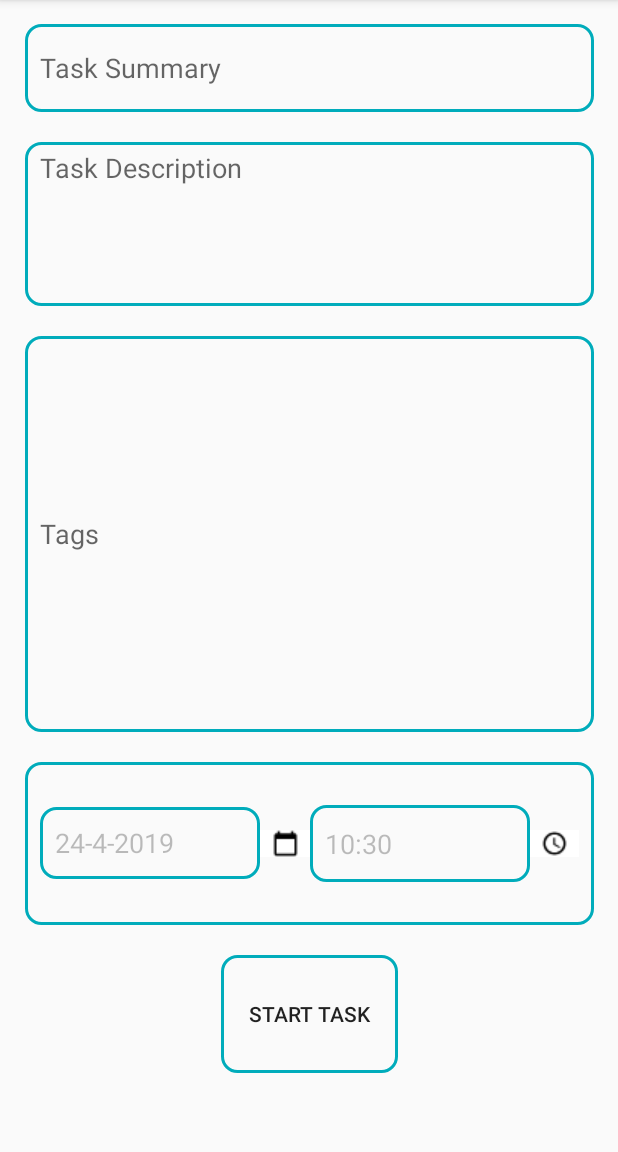
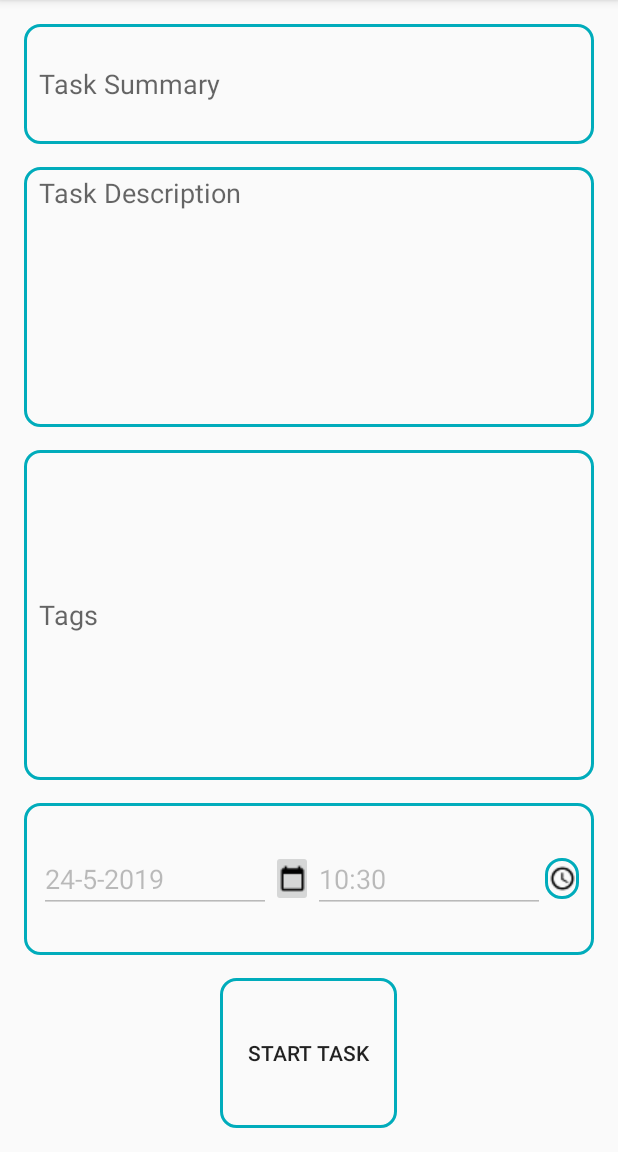
Before and after one commit to vvs29/kaalaha, an Android app: the screen it shows after launch (TimeLoggerActivity), on a phone screen of 412 x 824 dp, the part 84-1236 px from its top. Run offline under Robolectric (Android 15) with nearby library versions, the phone set to English and light mode, and no system bars.

Commit message:
* Changed minimum version of SDK version to API 26 (oreo 8) * Used LocalDateTime instead of Calendar to fetch current time and date * Added Styles - to access common content from single style and update in single line if needed in future

```diff
--- a/app/build.gradle
+++ b/app/build.gradle
@@ -4,7 +4,7 @@ android {
     compileSdkVersion 28
     defaultConfig {
         applicationId "com.example.dailytaskmanager"
-        minSdkVersion 15
+        minSdkVersion 26
         targetSdkVersion 28
         versionCode 1
         versionName "1.0"
--- a/app/src/main/java/com/example/dailytaskmanager/TimeLoggerActivity.java
+++ b/app/src/main/java/com/example/dailytaskmanager/TimeLoggerActivity.java
@@ -2,7 +2,9 @@ package com.example.dailytaskmanager;
 
 import android.support.v7.app.AppCompatActivity;
 import android.os.Bundle;
-import java.util.Calendar;
+import java.time.LocalDate;
+import java.time.LocalDateTime;
+import java.time.LocalTime;
 
 import android.view.View;
 import android.widget.DatePicker;
@@ -16,7 +18,9 @@ public class TimeLoggerActivity extends AppCompatActivity implements View.OnClic
 
     ImageButton btnDatePicker, btnTimePicker;
     EditText dateText, timeText;
-    private int mYear, mMonth, mDay, mHour, mMinute;
+    LocalDateTime currentDateTime;
+    LocalDate today;
+    LocalTime time_now;
 
     @Override
     protected void onCreate(Bundle savedInstanceState) {
@@ -31,9 +35,12 @@ public class TimeLoggerActivity extends AppCompatActivity implements View.OnClic
         dateText.setEnabled(false);
         timeText.setEnabled(false);
 
-        Calendar c = Calendar.getInstance();
-        dateText.setText(c.get(Calendar.DAY_OF_MONTH) +"-"+c.get(Calendar.MONTH)+"-"+c.get(Calendar.YEAR));
-        timeText.setText(c.get(Calendar.HOUR_OF_DAY) + ":" + c.get(Calendar.MINUTE));
+        currentDateTime = LocalDateTime.now();
+        today = currentDateTime.toLocalDate();
+        time_now = currentDateTime.toLocalTime();
+
+        dateText.setText(today.getDayOfMonth()+"-"+today.getMonthValue()+"-"+today.getYear());
+        timeText.setText(time_now.getHour()+":"+time_now.getMinute());
 
         btnTimePicker.setOnClickListener(this);
         btnDatePicker.setOnClickListener(this);
@@ -43,30 +50,21 @@ public class TimeLoggerActivity extends AppCompatActivity implements View.OnClic
     public void onClick(View v)
     {
         if(v == btnDatePicker) {
-            final Calendar c = Calendar.getInstance();
-            mDay = c.get(Calendar.DAY_OF_MONTH);
-            mMonth = c.get(Calendar.MONTH);
-            mYear = c.get(Calendar.YEAR);
-
             DatePickerDialog datePickerDialog = new DatePickerDialog(this, new DatePickerDialog.OnDateSetListener() {
                 @Override
                 public void onDateSet(DatePicker view, int year, int month, int dayOfMonth) {
                     dateText.setText(dayOfMonth + "-"+month+"-"+year);
                 }
-            },mYear,mMonth,mDay);
+            },today.getYear(),today.getMonthValue(),today.getDayOfMonth());
             datePickerDialog.show();
 
         } else if (v == btnTimePicker) {
-            final Calendar c = Calendar.getInstance();
-            mHour = c.get(Calendar.HOUR_OF_DAY);
-            mMinute = c.get(Calendar.MINUTE);
-
             TimePickerDialog timePickerDialog = new TimePickerDialog(this, new TimePickerDialog.OnTimeSetListener() {
                 @Override
                 public void onTimeSet(TimePicker view, int hourOfDay, int minute) {
                     timeText.setText(hourOfDay + ":" + minute);
                 }
-            },mHour,mMinute,false);
+            },time_now.getHour(),time_now.getMinute(),false);
             timePickerDialog.show();
         }
     }
--- a/app/src/main/res/layout/activity_timelogger.xml
+++ b/app/src/main/res/layout/activity_timelogger.xml
@@ -4,16 +4,12 @@
     xmlns:tools="http://schemas.android.com/tools"
     android:layout_width="match_parent"
     android:layout_height="match_parent"
-    tools:context=".TimeLoggerActivity">
-
-<android.support.constraint.ConstraintLayout
-    android:layout_width="match_parent"
-    android:layout_height="match_parent"
+    android:fillViewport="true"
     tools:context=".TimeLoggerActivity">
 
     <LinearLayout
-        android:layout_width="379dp"
-        android:layout_height="699dp"
+        android:layout_width="match_parent"
+        android:layout_height="match_parent"
         android:layout_marginStart="16dp"
         android:layout_marginLeft="16dp"
         android:layout_marginTop="16dp"
@@ -30,101 +26,59 @@
 
         <EditText
             android:id="@+id/timeLoggerTaskId"
-            android:layout_width="match_parent"
-            android:layout_height="wrap_content"
-            android:layout_marginBottom="20dp"
+            style="@style/editTextStyle"
             android:layout_weight="1"
-            android:background="@drawable/round_bordered_button"
-            android:ems="10"
             android:hint="@string/Task"
-            android:inputType="textPersonName"
-            tools:layout_editor_absoluteX="16dp"
-            tools:layout_editor_absoluteY="29dp" />
+            android:inputType="textPersonName"/>
 
         <EditText
             android:id="@+id/timeLoggerTaskDescId"
-            android:layout_width="match_parent"
-            android:layout_height="wrap_content"
-            android:layout_marginBottom="20dp"
+            style="@style/editTextStyle"
             android:layout_weight="3"
-            android:background="@drawable/round_bordered_button"
-            android:ems="10"
             android:gravity="start|top"
             android:hint="@string/TaskDescription"
-            android:inputType="textMultiLine"
-            android:password="true"
-            tools:layout_editor_absoluteX="16dp"
-            tools:layout_editor_absoluteY="97dp" />
+            android:inputType="textPersonName"/>
 
         <EditText
             android:id="@+id/timeLoggerTagId"
-            android:layout_width="match_parent"
-            android:layout_height="164dp"
-            android:layout_marginBottom="20dp"
+            style="@style/editTextStyle"
             android:layout_weight="4"
-            android:background="@drawable/round_bordered_button"
-            android:ems="10"
             android:hint="@string/Tags"
-            android:inputType="textPersonName"
-            tools:layout_editor_absoluteX="16dp"
-            tools:layout_editor_absoluteY="178dp" />
+            android:inputType="textPersonName"/>
 
         <LinearLayout
-            android:layout_width="match_parent"
-            android:layout_height="83dp"
+            style="@style/horizontalLinearLayoutStyle"
             android:layout_weight="1"
-            android:orientation="horizontal"
-            android:layout_marginBottom="20dp"
-            android:background="@drawable/round_bordered_button">
+            android:orientation="horizontal">
 
             <EditText
                 android:id="@+id/timeLoggerDateDisplayId"
-                android:layout_width="wrap_content"
-                android:layout_height="48dp"
-                android:layout_gravity="center_vertical"
-                android:layout_weight="1"
-                android:background="@drawable/round_bordered_button"
+                style="@style/horizontalLinearViewsLayoutStyle"
+                android:layout_weight=".40"
                 android:ems="10"
                 android:enabled="true"
-                android:inputType="time"
-                tools:layout_editor_absoluteX="186dp"
-                tools:layout_editor_absoluteY="310dp" />
+                android:inputType="time"/>
 
             <ImageButton
                 android:id="@+id/timeLoggerDateButtonId"
-                android:layout_width="100dp"
-                android:layout_height="wrap_content"
-                android:layout_gravity="center_vertical"
-                android:layout_weight="1"
-                android:background="#ffffff"
+                style="@style/horizontalLinearViewsLayoutStyle"
+                android:layout_weight=".10"
                 android:onClick="onClick"
-                app:srcCompat="@drawable/calendar_black"
-                tools:layout_editor_absoluteX="293dp"
-                tools:layout_editor_absoluteY="296dp" />
+                app:srcCompat="@drawable/calendar_black"/>
 
             <EditText
                 android:id="@+id/timeLoggerTimeDisplayId"
-                android:layout_width="wrap_content"
-                android:layout_height="51dp"
-                android:layout_gravity="center_vertical"
-                android:layout_weight="1"
-                android:background="@drawable/round_bordered_button"
+                style="@style/horizontalLinearViewsLayoutStyle"
+                android:layout_weight=".40"
                 android:ems="10"
-                android:inputType="date"
-                tools:layout_editor_absoluteX="16dp"
-                tools:layout_editor_absoluteY="321dp" />
+                android:inputType="date"/>
 
             <ImageButton
                 android:id="@+id/timeLoggerTimeButtonId"
-                android:layout_width="100dp"
-                android:layout_height="wrap_content"
-                android:layout_gravity="center_vertical"
-                android:layout_weight="1"
-                android:background="#ffffff"
+                style="@style/buttonStyle"
+                android:layout_weight="0.10"
                 android:onClick="onClick"
-                app:srcCompat="@drawable/time_black"
-                tools:layout_editor_absoluteX="112dp"
-                tools:layout_editor_absoluteY="296dp" />
+                app:srcCompat="@drawable/time_black"/>
         </LinearLayout>
 
         <Button
@@ -138,5 +92,4 @@
             tools:layout_editor_absoluteX="147dp"
             tools:layout_editor_absoluteY="606dp" />
     </LinearLayout>
-</android.support.constraint.ConstraintLayout>
 </ScrollView>
--- a/app/src/main/res/values/styles.xml
+++ b/app/src/main/res/values/styles.xml
@@ -8,4 +8,32 @@
         <item name="colorAccent">@color/colorAccent</item>
     </style>
 
+    <style name="editTextStyle">
+        <item name="android:background">@drawable/round_bordered_button</item>
+        <item name="android:layout_marginBottom">15dp</item>
+        <item name="android:layout_height">wrap_content</item>
+        <item name="android:layout_width">match_parent</item>
+        <item name="android:ems">10</item>
+    </style>
+
+    <style name="horizontalLinearLayoutStyle">
+        <item name="android:background">@drawable/round_bordered_button</item>
+        <item name="android:layout_marginBottom">15dp</item>
+        <item name="android:layout_height">wrap_content</item>
+        <item name="android:layout_width">match_parent</item>
+    </style>
+
+    <style name="horizontalLinearViewsLayoutStyle">
+        <item name="android:layout_width">wrap_content</item>
+        <item name="android:layout_height">wrap_content</item>
+        <item name="android:layout_gravity">center_vertical</item>
+    </style>
+
+    <style name="buttonStyle">
+        <item name="android:background">@drawable/round_bordered_button</item>
+        <item name="android:layout_height">wrap_content</item>
+        <item name="android:layout_width">wrap_content</item>
+        <item name="android:layout_gravity">center</item>
+    </style>
+
 </resources>
```
